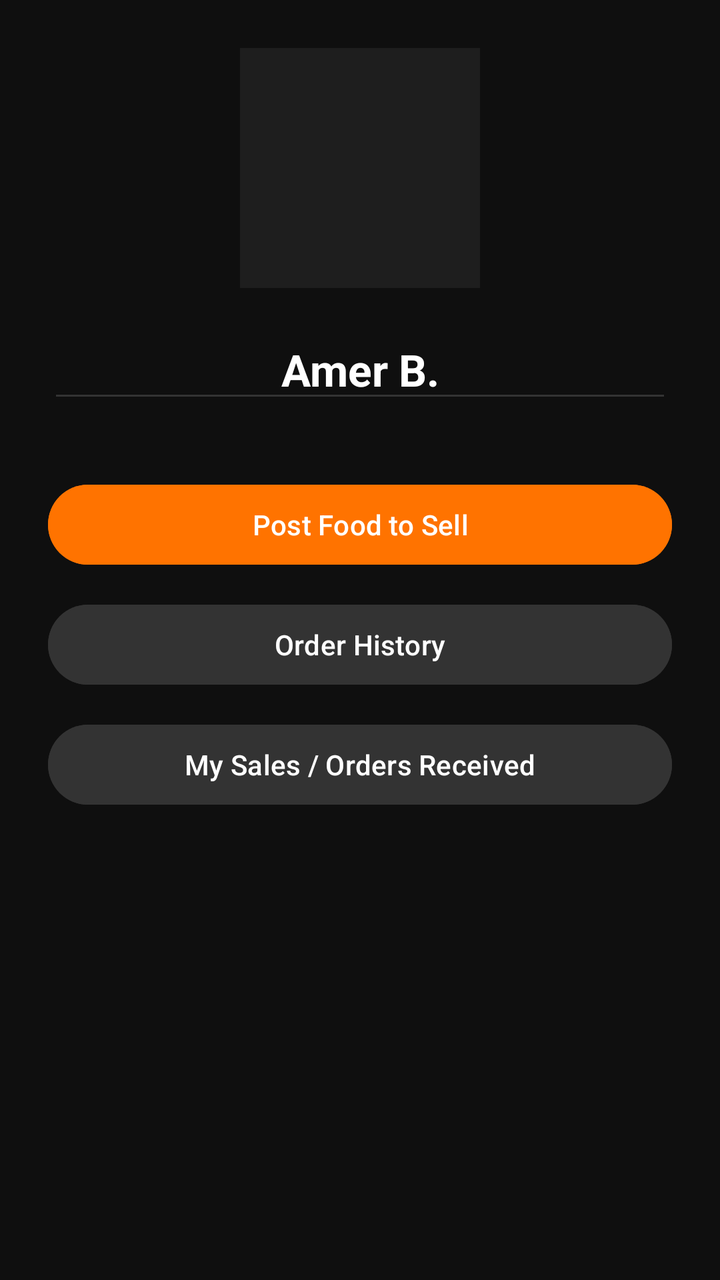
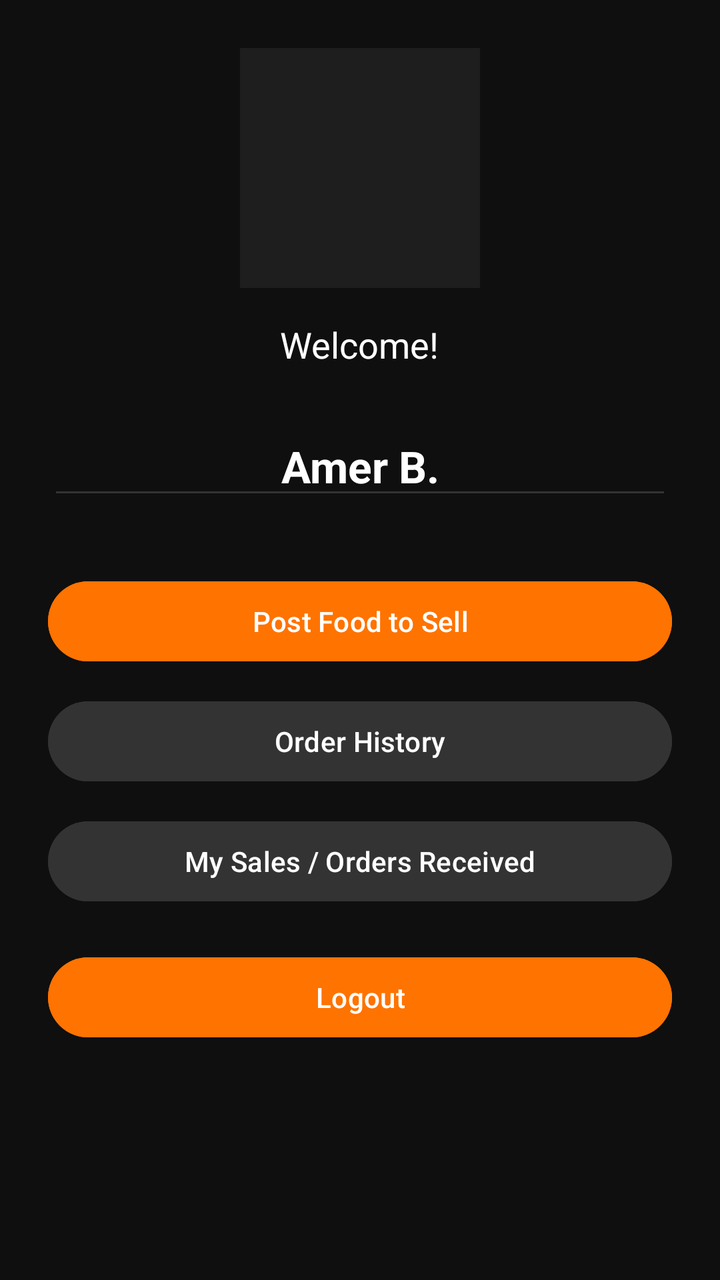

An Android layout rendered at two revisions. The XML below is the earlier revision; the diff shows what the commit changed to produce the second picture.
<!-- AndroidManifest.xml: application theme Theme.Pitica -->
<!-- res/layout/activity_profile.xml -->
<?xml version="1.0" encoding="utf-8"?>
<LinearLayout xmlns:android="http://schemas.android.com/apk/res/android"
    android:layout_width="match_parent"
    android:layout_height="match_parent"
    android:background="#0F0F0F"
    android:orientation="vertical"
    android:padding="24dp"
    android:gravity="center_horizontal">

    <ImageView
        android:id="@+id/ivProfilePic"
        android:layout_width="120dp"
        android:layout_height="120dp"
        android:background="#1E1E1E"
        android:layout_marginBottom="16dp"/>

    <EditText
        android:id="@+id/etNickname"
        android:layout_width="match_parent"
        android:layout_height="wrap_content"
        android:text="Amer B."
        android:textColor="#FFFFFF"
        android:textSize="22sp"
        android:textStyle="bold"
        android:gravity="center"
        android:backgroundTint="#333333"/>

    <Button
        android:id="@+id/btnPostFood"
        android:layout_width="match_parent"
        android:layout_height="wrap_content"
        android:text="Post Food to Sell"
        android:backgroundTint="#FF7300"
        android:layout_marginTop="32dp"/>

    <Button
        android:id="@+id/btnOrderHistory"
        android:layout_width="match_parent"
        android:layout_height="wrap_content"
        android:text="Order History"
        android:backgroundTint="#333333"
        android:layout_marginTop="12dp"/>

    <Button
        android:id="@+id/btnMyOrders"
        android:layout_width="match_parent"
        android:layout_height="wrap_content"
        android:text="My Sales / Orders Received"
        android:backgroundTint="#333333"
        android:layout_marginTop="12dp"/>
</LinearLayout>
<!-- resources referenced by this layout -->
<resources>
  <style name="Theme.Pitica" parent="Base.Theme.Pitica" />
  <style name="Base.Theme.Pitica" parent="Theme.Material3.DayNight.NoActionBar">
          
          
      </style>
</resources>

<!-- the commit's change to res/layout/activity_profile.xml (unified diff, before → after) -->
@@ -13,6 +13,15 @@
         android:layout_height="120dp"
         android:background="#1E1E1E"
         android:layout_marginBottom="16dp"/>
+
+    <TextView
+        android:id="@+id/tvWelcome"
+        android:layout_width="wrap_content"
+        android:layout_height="wrap_content"
+        android:text="Welcome!"
+        android:textColor="#FFFFFF"
+        android:textSize="18sp"
+        android:layout_marginBottom="24dp" />
 
     <EditText
         android:id="@+id/etNickname"
@@ -48,4 +57,14 @@
         android:text="My Sales / Orders Received"
         android:backgroundTint="#333333"
         android:layout_marginTop="12dp"/>
+
+    <Button
+        android:id="@+id/btnLogout"
+        android:layout_width="match_parent"
+        android:layout_height="wrap_content"
+        android:text="Logout"
+        android:layout_marginTop="20dp"
+        android:backgroundTint="#FF7300"
+        android:textColor="#FFFFFF" />
+
 </LinearLayout>
